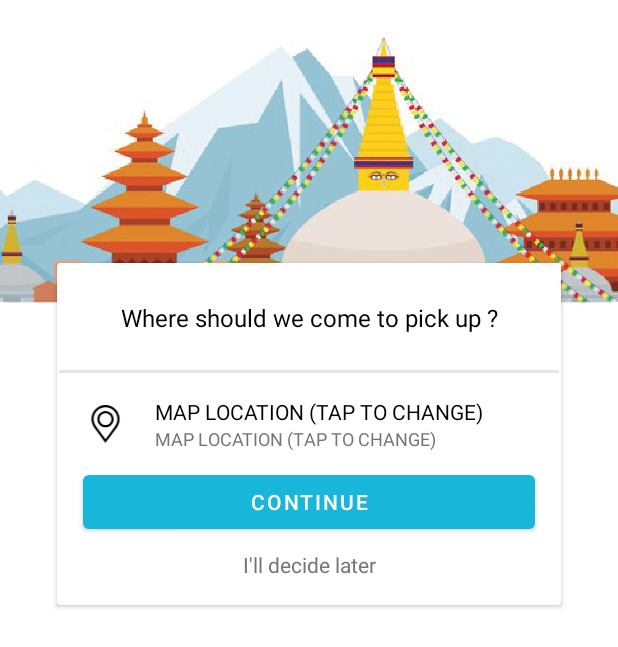
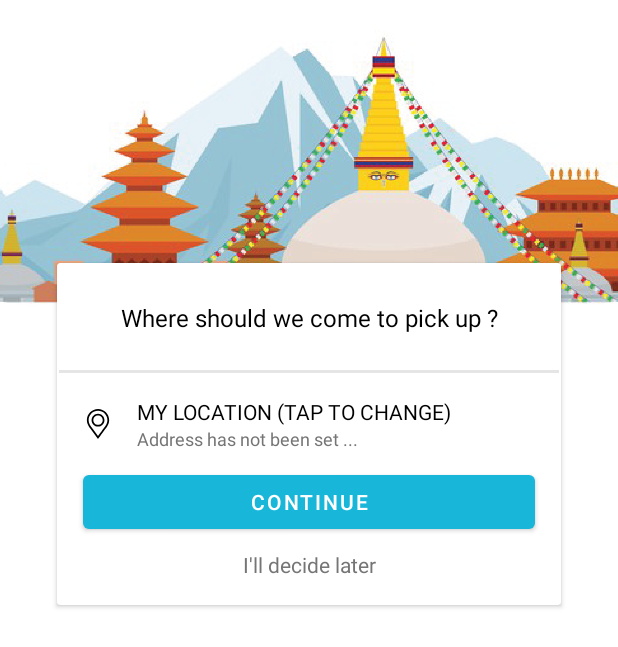
Before and after one commit to rakesh-gyawali/FooDonate_Android_App, an Android app: the LocationConfirm screen opened directly, with no data from a screen before it, on a phone screen of 412 x 824 dp. Shown: the top 647 px of the screen. Run offline under Robolectric (Android 15) with nearby library versions, the phone set to English and light mode, and no system bars.

Commit message:
add address to shared preference

```diff
--- a/app/src/main/java/com/example/food_donation_dissertation/LocationConfirm.java
+++ b/app/src/main/java/com/example/food_donation_dissertation/LocationConfirm.java
@@ -2,16 +2,20 @@ package com.example.food_donation_dissertation;
 
 import androidx.appcompat.app.AppCompatActivity;
 
+import android.content.Context;
 import android.content.Intent;
+import android.content.SharedPreferences;
 import android.os.Bundle;
 import android.util.Log;
 import android.view.View;
 import android.widget.Button;
+import android.widget.ImageView;
 import android.widget.TextView;
 
 public class LocationConfirm extends AppCompatActivity implements View.OnClickListener {
 
     private TextView tvMap, tvAddress;
+    private ImageView imgCheck;
     private Button btnContinue;
     private final String TAG = "LocationConfirm started";
     @Override
@@ -22,6 +26,9 @@ public class LocationConfirm extends AppCompatActivity implements View.OnClickLi
         tvMap = findViewById(R.id.tvMap);
         tvAddress = findViewById(R.id.tvAddress);
         btnContinue = findViewById(R.id.btnContinue);
+        imgCheck = findViewById(R.id.imgCheck);
+
+        getAddressFromSharedPreference();
 
         tvMap.setOnClickListener(this);
         tvAddress.setOnClickListener(this);
@@ -46,4 +53,16 @@ public class LocationConfirm extends AppCompatActivity implements View.OnClickLi
                 break;
         }
     }
+
+    private void getAddressFromSharedPreference() {
+        SharedPreferences savedData = getSharedPreferences("USER_LOCATION", Context.MODE_PRIVATE);
+        if (savedData.getString("address_line", "").isEmpty()) {
+            tvAddress.setText("Address has not been set ...");
+            imgCheck.setVisibility(View.INVISIBLE);
+        } else {
+            tvAddress.setText(savedData.getString("address_line", ""));
+            imgCheck.setVisibility(View.VISIBLE);
+
+        }
+    }
 }
--- /dev/null
+++ b/app/src/main/res/drawable/ic_correct.xml
@@ -0,0 +1,15 @@
+<vector xmlns:android="http://schemas.android.com/apk/res/android"
+    android:width="512dp"
+    android:height="512dp"
+    android:viewportWidth="512"
+    android:viewportHeight="512">
+  <path
+      android:pathData="m512,256c0,141.387 -114.613,256 -256,256s-256,-114.613 -256,-256 114.613,-256 256,-256 256,114.613 256,256zM512,256"
+      android:fillColor="#26AD00"/>
+  <path
+      android:pathData="m480,256c0,123.711 -100.289,224 -224,224s-224,-100.289 -224,-224 100.289,-224 224,-224 224,100.289 224,224zM480,256"
+      android:fillColor="#26AD00"/>
+  <path
+      android:pathData="m192,374.625 l-64,-64c-6.246,-6.25 -6.246,-16.379 0,-22.625s16.375,-6.246 22.625,0l41.375,41.375 169.375,-169.375c6.25,-6.246 16.379,-6.246 22.625,0s6.246,16.375 0,22.625zM192,374.625"
+      android:fillColor="#fff"/>
+</vector>
--- a/app/src/main/res/layout/activity_location_confirm.xml
+++ b/app/src/main/res/layout/activity_location_confirm.xml
@@ -60,11 +60,11 @@
 
             <LinearLayout
                 android:id="@+id/imgLL"
-                android:layout_width="40dp"
+                android:layout_width="20dp"
                 android:layout_height="40dp"
                 android:layout_marginTop="6dp"
                 android:layout_marginLeft="16dp"
-                android:layout_marginRight="8dp"
+                android:layout_marginRight="16dp"
                 android:orientation="vertical"
                 android:gravity="center_vertical"
                 android:layout_below="@id/line"
@@ -72,7 +72,7 @@
                 >
                 <ImageView
                     android:id="@+id/imgHolder"
-                    android:layout_width="30dp"
+                    android:layout_width="20dp"
                     android:layout_height="25dp"
                     android:layout_gravity="center_vertical"
                     android:layout_marginRight="16dp"
@@ -81,6 +81,7 @@
                     />
             </LinearLayout>
             <LinearLayout
+                android:id="@+id/llMyLocation"
                 android:layout_width="wrap_content"
                 android:layout_height="40dp"
                 android:orientation="vertical"
@@ -92,7 +93,7 @@
                     android:id="@+id/tvMap"
                     android:layout_width="match_parent"
                     android:layout_height="wrap_content"
-                    android:text="MAP LOCATION (TAP TO CHANGE)"
+                    android:text="MY LOCATION (TAP TO CHANGE)"
                     android:layout_toRightOf="@id/imgHolder"
                     android:layout_below="@id/line"
                     android:textColor="@color/black" />
@@ -106,6 +107,19 @@
                     android:textSize="12dp"
                     android:textColor="@color/secondary_text" />
             </LinearLayout>
+            <ImageView
+                android:id="@+id/imgCheck"
+                android:layout_width="25dp"
+                android:layout_height="30dp"
+                android:layout_marginTop="10dp"
+                android:visibility="invisible"
+                android:src="@drawable/ic_correct"
+                android:layout_marginLeft="8dp"
+                android:layout_marginRight="8dp"
+                android:layout_below="@+id/line"
+                android:layout_toRightOf="@id/llMyLocation"
+                />
+
             <Button
                 android:id="@+id/btnContinue"
                 android:layout_width="match_parent"
```
Also changed, not shown: app/src/main/AndroidManifest.xml (+4 -5 lines), app/src/main/java/com/example/food_donation_dissertation/MapsActivity.java (+35 -8 lines), app/src/main/java/com/example/food_donation_dissertation/SplashScreenActivity.java (added, +18 -0 lines), app/src/main/res/anim/fade_in.xml (added, +8 -0 lines), app/src/main/res/drawable/ic_romantic_dinner.xml (added, +30 -0 lines), app/src/main/res/layout/activity_splash_screen.xml (added, +21 -0 lines), app/src/main/res/drawable-v24/logo_white.png (added).
